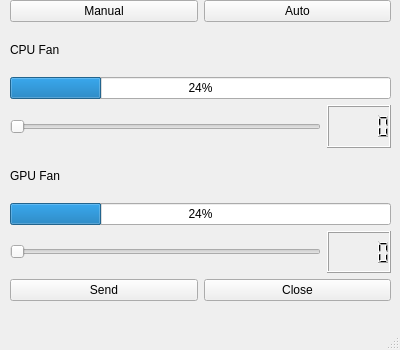
Above: Qt/mainwindow.ui from mbober1/ESPCooling before the change. Below: the same form after it.
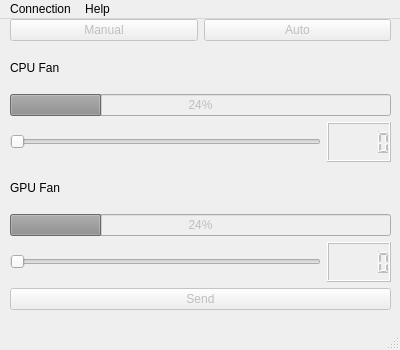
That is the form after the change.

The edit to the form file:
```diff
--- a/Qt/mainwindow.ui
+++ b/Qt/mainwindow.ui
@@ -20,7 +20,7 @@
       <x>10</x>
       <y>0</y>
       <width>381</width>
-      <height>301</height>
+      <height>291</height>
      </rect>
     </property>
     <layout class="QVBoxLayout" name="verticalLayout">
@@ -28,6 +28,9 @@
       <layout class="QHBoxLayout" name="buttonsLayout_2">
        <item>
         <widget class="QPushButton" name="manualButton">
+         <property name="enabled">
+          <bool>false</bool>
+         </property>
          <property name="text">
           <string>Manual</string>
          </property>
@@ -35,6 +38,9 @@
        </item>
        <item>
         <widget class="QPushButton" name="autoButton">
+         <property name="enabled">
+          <bool>false</bool>
+         </property>
          <property name="text">
           <string>Auto</string>
          </property>
@@ -55,18 +61,28 @@
         <layout class="QHBoxLayout" name="horizontalLayout">
          <item>
           <widget class="QSlider" name="cpuSlider">
+           <property name="enabled">
+            <bool>false</bool>
+           </property>
            <property name="orientation">
             <enum>Qt::Horizontal</enum>
            </property>
           </widget>
          </item>
          <item>
-          <widget class="QLCDNumber" name="cpuLcd"/>
+          <widget class="QLCDNumber" name="cpuLcd">
+           <property name="enabled">
+            <bool>false</bool>
+           </property>
+          </widget>
          </item>
         </layout>
        </item>
        <item row="1" column="0">
         <widget class="QProgressBar" name="cpuProgressBar">
+         <property name="enabled">
+          <bool>false</bool>
+         </property>
          <property name="value">
           <number>24</number>
          </property>
@@ -85,6 +101,9 @@
        </item>
        <item row="1" column="0">
         <widget class="QProgressBar" name="gpuProgressBar">
+         <property name="enabled">
+          <bool>false</bool>
+         </property>
          <property name="value">
           <number>24</number>
          </property>
@@ -94,13 +113,20 @@
         <layout class="QHBoxLayout" name="horizontalLayout_2">
          <item>
           <widget class="QSlider" name="gpuSlider">
+           <property name="enabled">
+            <bool>false</bool>
+           </property>
            <property name="orientation">
             <enum>Qt::Horizontal</enum>
            </property>
           </widget>
          </item>
          <item>
-          <widget class="QLCDNumber" name="gpuLcd"/>
+          <widget class="QLCDNumber" name="gpuLcd">
+           <property name="enabled">
+            <bool>false</bool>
+           </property>
+          </widget>
          </item>
         </layout>
        </item>
@@ -110,18 +136,14 @@
       <layout class="QHBoxLayout" name="buttonsLayout">
        <item>
         <widget class="QPushButton" name="sendButton">
+         <property name="enabled">
+          <bool>false</bool>
+         </property>
          <property name="text">
           <string>Send</string>
          </property>
         </widget>
        </item>
-       <item>
-        <widget class="QPushButton" name="closeButton">
-         <property name="text">
-          <string>Close</string>
-         </property>
-        </widget>
-       </item>
       </layout>
      </item>
     </layout>
@@ -136,6 +158,24 @@
      <height>32</height>
     </rect>
    </property>
+   <widget class="QMenu" name="menuConnection">
+    <property name="title">
+     <string>Connection</string>
+    </property>
+    <addaction name="actionConnect"/>
+    <addaction name="actionDisconnect"/>
+    <addaction name="separator"/>
+    <addaction name="actionQuit"/>
+   </widget>
+   <widget class="QMenu" name="menuHelp">
+    <property name="title">
+     <string>Help</string>
+    </property>
+    <addaction name="actionAbout_this_app"/>
+    <addaction name="actionGitHub"/>
+   </widget>
+   <addaction name="menuConnection"/>
+   <addaction name="menuHelp"/>
   </widget>
   <widget class="QStatusBar" name="statusbar"/>
  </widget>
```
Left out of the diff: 33 changed lines with no effect on the pictures.
